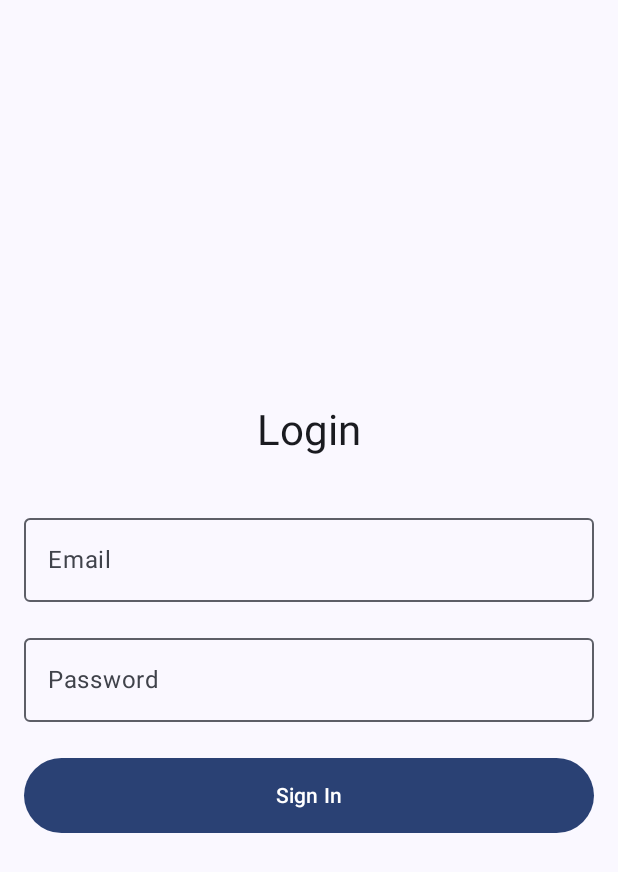
After one commit to hanyusok/Pharmacist, an Android app built with Jetpack Compose: the LoginScreen screen opened through its navigation route, on a phone screen of 412 x 824 dp. The commit adds this screen. Shown: the top 872 px of the screen. Run offline under Robolectric (Android 15) with nearby library versions, the light colour scheme and no system bars; our stand-ins replace Dagger/Hilt's generated code; libraries missing offline, so code that uses them is left out: io.github.jan.supabase; 1 statement that could not run was skipped.

Commit message:
auth created and need fix

```diff
--- a/app/build.gradle.kts
+++ b/app/build.gradle.kts
@@ -61,7 +61,7 @@ dependencies {
 
     // Supabase - using version catalog
     implementation(libs.supabase.postgrest)
-//    implementation(libs.supabase.auth)
+    implementation(libs.supabase.auth)
     implementation(libs.ktor.client.android)
     implementation(libs.ktor.client.logging)
 
--- a/app/src/main/java/com/example/pharmacist/data/SupabaseClient.kt
+++ b/app/src/main/java/com/example/pharmacist/data/SupabaseClient.kt
@@ -1,7 +1,10 @@
 package com.example.pharmacist.data
 
 import io.github.jan.supabase.createSupabaseClient
+import io.github.jan.supabase.gotrue.Auth
+import io.github.jan.supabase.gotrue.GoTrue
 import io.github.jan.supabase.postgrest.Postgrest
+
 
 object SupabaseClient {
     val client = createSupabaseClient(
@@ -9,5 +12,6 @@ object SupabaseClient {
         supabaseKey = "eyJhbGciOiJIUzI1NiIsInR5cCI6IkpXVCJ9.ewogICJyb2xlIjogImFub24iLAogICJpc3MiOiAic3VwYWJhc2UiLAogICJpYXQiOiAxNzMwOTkxNjAwLAogICJleHAiOiAxODg4NzU4MDAwCn0.lA6CORXNZ8FLfK3_Y0dVo7XgavbtrdOfNZh1ursbjQQ"
     ) {
         install(Postgrest)
+        install(Auth)
     }
 }
--- a/app/src/main/java/com/example/pharmacist/navigation/NavGraph.kt
+++ b/app/src/main/java/com/example/pharmacist/navigation/NavGraph.kt
@@ -18,9 +18,11 @@ import com.example.pharmacist.ui.screens.DrugEditScreen
 import com.example.pharmacist.ui.DrugDetailViewModel
 import android.util.Log
 import androidx.compose.runtime.LaunchedEffect
+import com.example.pharmacist.ui.screens.LoginScreen
 
 
 sealed class Screen(val route: String) {
+    object Login : Screen("login")
     object DrugList : Screen("drug_list")
     object DrugDetail : Screen("drug_detail/{drugId}") {
         fun createRoute(drugId: String) = "drug_detail/$drugId"
@@ -33,12 +35,23 @@ sealed class Screen(val route: String) {
 
 @Composable
 fun NavGraph(
-    navController: NavHostController = rememberNavController()
+    navController: NavHostController = rememberNavController(),
+    startDestination: String = Screen.Login.route
 ) {
     NavHost(
         navController = navController,
-        startDestination = Screen.DrugList.route
+        startDestination = startDestination
     ) {
+        composable(Screen.Login.route) {
+            LoginScreen(
+                onLoginSuccess = {
+                    navController.navigate(Screen.DrugList.route) {
+                        popUpTo(Screen.Login.route) { inclusive = true }
+                    }
+                }
+            )
+        }
+
         composable(Screen.DrugList.route) {
             val viewModel: DrugViewModel = hiltViewModel()
             val drugs by viewModel.drugs.collectAsState()
--- /dev/null
+++ b/app/src/main/java/com/example/pharmacist/ui/auth/AuthViewModel.kt
@@ -0,0 +1,79 @@
+package com.example.pharmacist.ui.auth
+
+import androidx.lifecycle.ViewModel
+import androidx.lifecycle.viewModelScope
+import dagger.hilt.android.lifecycle.HiltViewModel
+import io.github.jan.supabase.gotrue.auth.currentSession
+import io.github.jan.supabase.gotrue.gotrue
+import io.github.jan.supabase.gotrue.providers.Email
+import io.github.jan.supabase.SupabaseClient
+import io.github.jan.supabase.gotrue.auth
+import kotlinx.coroutines.flow.MutableStateFlow
+import kotlinx.coroutines.flow.StateFlow
+import kotlinx.coroutines.flow.asStateFlow
+import kotlinx.coroutines.launch
+import javax.inject.Inject
+
+@HiltViewModel
+class AuthViewModel @Inject constructor(
+    private val client: SupabaseClient
+) : ViewModel() {
+
+    private val _authState = MutableStateFlow<AuthState>(AuthState.Initial)
+    val authState: StateFlow<AuthState> = _authState.asStateFlow()
+
+    private val _isLoading = MutableStateFlow(false)
+    val isLoading: StateFlow<Boolean> = _isLoading.asStateFlow()
+
+    init {
+        checkAuthState()
+    }
+
+    private fun checkAuthState() {
+        viewModelScope.launch {
+            _authState.value = if (client.auth.currentSession != null) {
+                AuthState.Authenticated
+            } else {
+                AuthState.Unauthenticated
+            }
+        }
+    }
+
+    fun signIn(email: String, password: String) {
+        viewModelScope.launch {
+            try {
+                _isLoading.value = true
+                client.gotrue.signInWith(Email) {
+                    this.email = email
+                    this.password = password
+                }
+                _authState.value = AuthState.Authenticated
+            } catch (e: Exception) {
+                _authState.value = AuthState.Error(e.message ?: "Authentication failed")
+            } finally {
+                _isLoading.value = false
+            }
+        }
+    }
+
+    fun signOut() {
+        viewModelScope.launch {
+            try {
+                _isLoading.value = true
+                client.gotrue.signOut()
+                _authState.value = AuthState.Unauthenticated
+            } catch (e: Exception) {
+                _authState.value = AuthState.Error(e.message ?: "Sign out failed")
+            } finally {
+                _isLoading.value = false
+            }
+        }
+    }
+}
+
+sealed class AuthState {
+    object Initial : AuthState()
+    object Authenticated : AuthState()
+    object Unauthenticated : AuthState()
+    data class Error(val message: String) : AuthState()
+}
--- /dev/null
+++ b/app/src/main/java/com/example/pharmacist/ui/screens/LoginScreen.kt
@@ -0,0 +1,89 @@
+package com.example.pharmacist.ui.screens
+
+import androidx.compose.foundation.layout.*
+import androidx.compose.material3.*
+import androidx.compose.runtime.*
+import androidx.compose.ui.Alignment
+import androidx.compose.ui.Modifier
+import androidx.compose.ui.text.input.PasswordVisualTransformation
+import androidx.compose.ui.unit.dp
+import androidx.hilt.navigation.compose.hiltViewModel
+import com.example.pharmacist.ui.auth.AuthState
+import com.example.pharmacist.ui.auth.AuthViewModel
+
+@OptIn(ExperimentalMaterial3Api::class)
+@Composable
+fun LoginScreen(
+    onLoginSuccess: () -> Unit,
+    viewModel: AuthViewModel = hiltViewModel()
+) {
+    var email by remember { mutableStateOf("") }
+    var password by remember { mutableStateOf("") }
+
+    val authState by viewModel.authState.collectAsState()
+    val isLoading by viewModel.isLoading.collectAsState()
+
+    LaunchedEffect(authState) {
+        if (authState is AuthState.Authenticated) {
+            onLoginSuccess()
+        }
+    }
+
+    Column(
+        modifier = Modifier
+            .fillMaxSize()
+            .padding(16.dp),
+        horizontalAlignment = Alignment.CenterHorizontally,
+        verticalArrangement = Arrangement.Center
+    ) {
+        Text(
+            text = "Login",
+            style = MaterialTheme.typography.headlineMedium,
+            modifier = Modifier.padding(bottom = 32.dp)
+        )
+
+        OutlinedTextField(
+            value = email,
+            onValueChange = { email = it },
+            label = { Text("Email") },
+            modifier = Modifier
+                .fillMaxWidth()
+                .padding(bottom = 16.dp)
+        )
+
+        OutlinedTextField(
+            value = password,
+            onValueChange = { password = it },
+            label = { Text("Password") },
+            visualTransformation = PasswordVisualTransformation(),
+            modifier = Modifier
+                .fillMaxWidth()
+                .padding(bottom = 24.dp)
+        )
+
+        if (authState is AuthState.Error) {
+            Text(
+                text = (authState as AuthState.Error).message,
+                color = MaterialTheme.colorScheme.error,
+                modifier = Modifier.padding(bottom = 16.dp)
+            )
+        }
+
+        Button(
+            onClick = { viewModel.signIn(email, password) },
+            modifier = Modifier
+                .fillMaxWidth()
+                .height(50.dp),
+            enabled = !isLoading
+        ) {
+            if (isLoading) {
+                CircularProgressIndicator(
+                    modifier = Modifier.size(24.dp),
+                    color = MaterialTheme.colorScheme.onPrimary
+                )
+            } else {
+                Text("Sign In")
+            }
+        }
+    }
+}
--- a/gradle/libs.versions.toml
+++ b/gradle/libs.versions.toml
@@ -1,5 +1,5 @@
 [versions]
-agp = "8.7.3"
+agp = "8.8.0"
 kotlin = "1.9.22"
 core-ktx = "1.12.0"
 junit = "4.13.2"
@@ -38,7 +38,7 @@ hilt-navigation-compose = { group = "androidx.hilt", name = "hilt-navigation-com
 
 # Supabase
 supabase-postgrest = { group = "io.github.jan-tennert.supabase", name = "postgrest-kt", version.ref = "supabase" }
-supabase-auth = { group = "io.github.jan-tennert.supabase", name = "auth-kt", version.ref = "supabase" }
+supabase-auth = { group = "io.github.jan-tennert.supabase", name = "gotrue-kt", version.ref = "supabase" }
 ktor-client-android = { group = "io.ktor", name = "ktor-client-android", version.ref = "ktor" }
 ktor-client-logging = { module = "io.ktor:ktor-client-logging", version.ref = "ktor" }
 
```
Also changed, not shown: app/src/main/java/com/example/pharmacist/ui/screens/DrugListScreen.kt (+22 -1 lines), gradle/wrapper/gradle-wrapper.properties.
